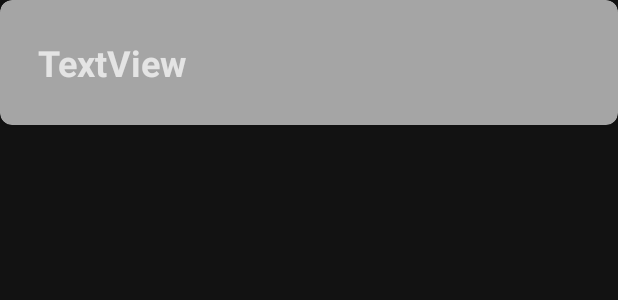
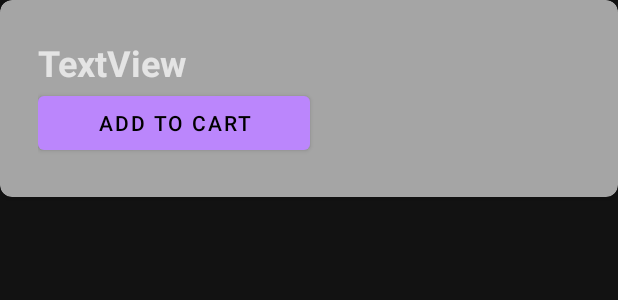
Before and after one commit to tommyfricano/shoppingApp, an Android app: the layout item.xml on its own in the app's theme, with its tools: preview values and no code run, on a phone screen of 412 x 824 dp. Shown: the top 300 px of the screen. Run offline under Robolectric (Android 15) with nearby library versions, the phone set to English and light mode, and no system bars.

Commit message:
minor updates

```diff
--- a/app/src/main/java/edu/uga/cs/shoppingapp/CartFragment.java
+++ b/app/src/main/java/edu/uga/cs/shoppingapp/CartFragment.java
@@ -2,6 +2,7 @@ package edu.uga.cs.shoppingapp;
 
 import static com.firebase.ui.auth.AuthUI.getApplicationContext;
 
+import android.content.Intent;
 import android.os.Bundle;
 
 import androidx.annotation.NonNull;
@@ -15,6 +16,7 @@ import android.util.Log;
 import android.view.LayoutInflater;
 import android.view.View;
 import android.view.ViewGroup;
+import android.widget.Button;
 import android.widget.Toast;
 
 import com.google.android.gms.tasks.OnFailureListener;
--- a/app/src/main/res/layout/item.xml
+++ b/app/src/main/res/layout/item.xml
@@ -30,6 +30,12 @@
                 android:textSize="24sp"
                 android:textStyle="bold" />
 
+            <Button
+                android:id="@+id/addToCartBtn"
+                android:layout_width="181dp"
+                android:layout_height="wrap_content"
+                android:text="Add to cart" />
+
         </LinearLayout>
 
     </androidx.cardview.widget.CardView>
--- a/app/src/main/res/menu/bottom_nav_menu.xml
+++ b/app/src/main/res/menu/bottom_nav_menu.xml
@@ -2,11 +2,11 @@
 <menu xmlns:android="http://schemas.android.com/apk/res/android">
         <item
             android:id="@+id/cart"
-            android:title="Cart"
+            android:title="List"
             android:icon="@drawable/ic_recent_foreground"/>
         <item
             android:id="@+id/recents"
-            android:title="Recents"
+            android:title="Cart"
             android:icon="@drawable/ic_cart_foreground"/>
         <item
             android:id="@+id/pay"
```
Also changed, not shown: app/src/main/java/edu/uga/cs/shoppingapp/ItemRecyclerAdapter.java (+14 -0 lines).
